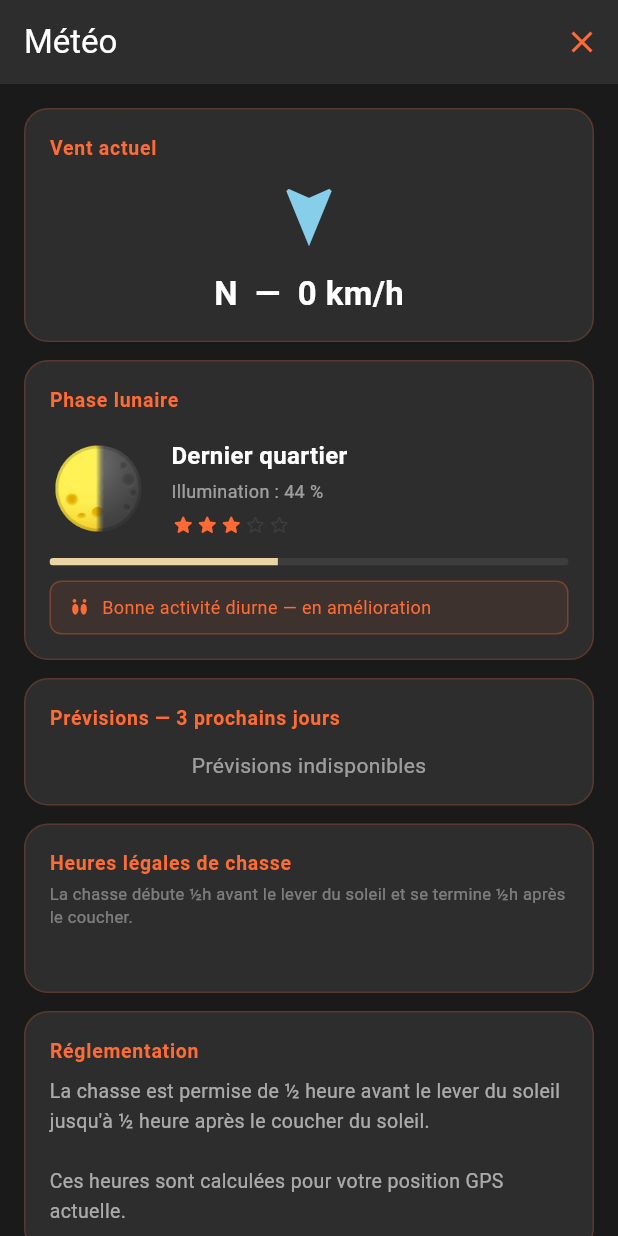
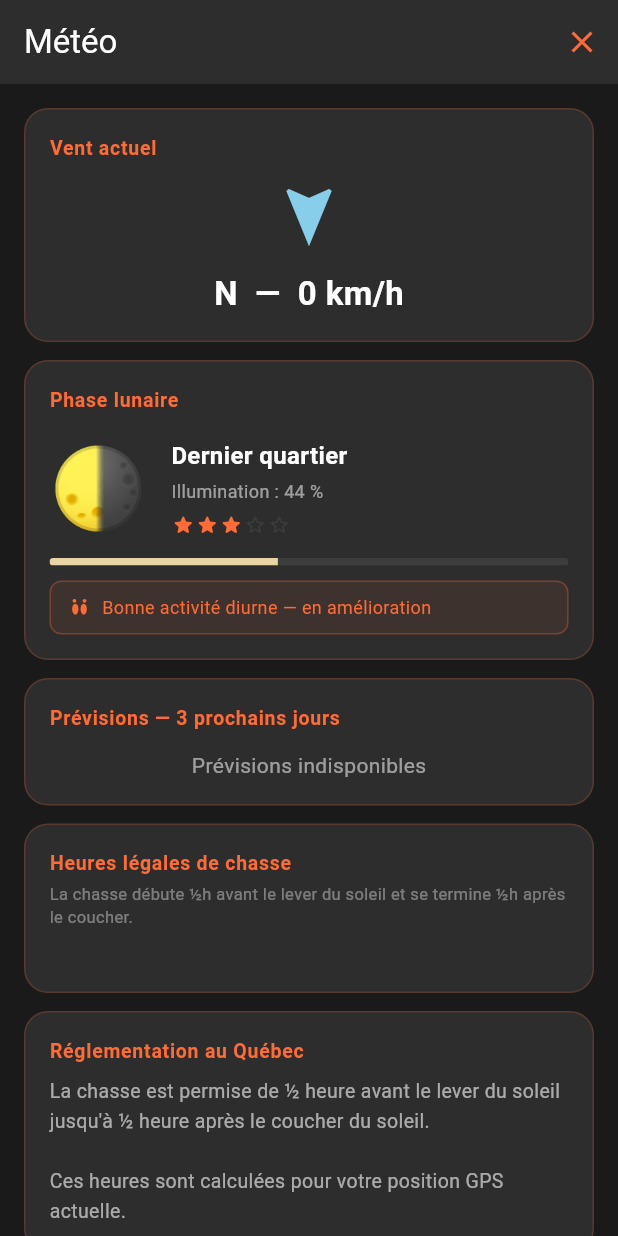
Before and after one commit to bastienbouchard/EcoMap, a Flutter app: the MeteoPage screen opened directly with empty values, on a phone screen of 412 x 824 dp. Run offline on Flutter 3.47's test engine with Material 3 defaults, Android fonts, the phone set to English and light mode, and no system bars; our stand-ins replace cloud_firestore, firebase_core, fl_chart, flutter_compass, flutter_map, geolocator and 5 more; missing offline and left inert: dart:html, dart:js_util; accounts and stored records are empty; network calls fail.

Commit message:
Add 'au Québec' to weather regulations section title
Bump build to 66.

https://claude.ai/code/session_017tr3woMyzjwtW3tHZ78JgF

```diff
--- a/lib/screens/meteo_page.dart
+++ b/lib/screens/meteo_page.dart
@@ -307,7 +307,7 @@ class _MeteoPageState extends State<MeteoPage> {
           const SizedBox(height: 12),
 
           _card(children: [
-            _sectionTitle('Réglementation'),
+            _sectionTitle('Réglementation au Québec'),
             const SizedBox(height: 8),
             const Text(
               'La chasse est permise de ½ heure avant le lever du soleil jusqu\'à ½ heure après le coucher du soleil.\n\nCes heures sont calculées pour votre position GPS actuelle.',
--- a/pubspec.yaml
+++ b/pubspec.yaml
@@ -1,6 +1,6 @@
 name: ecomap
 description: A new Flutter project.
-version: 1.0.1+65
+version: 1.0.1+66
 
 environment:
   sdk: '>=3.2.6 <4.0.0'
```
